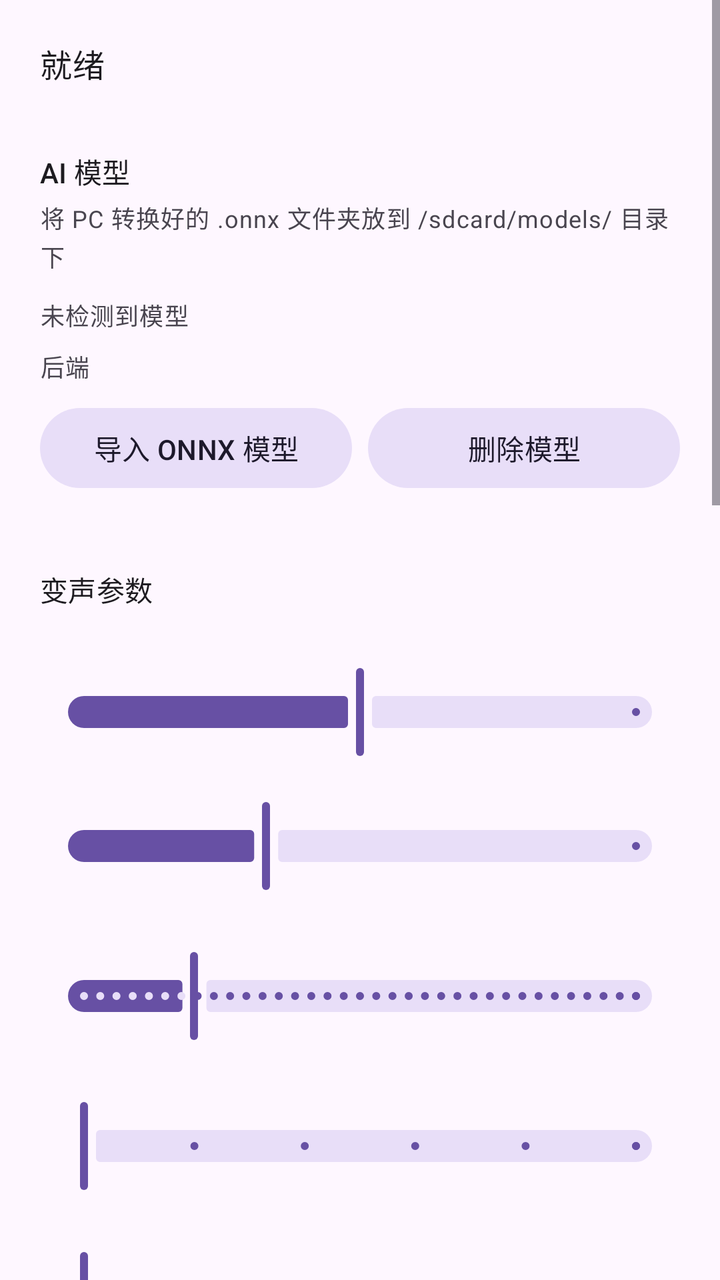
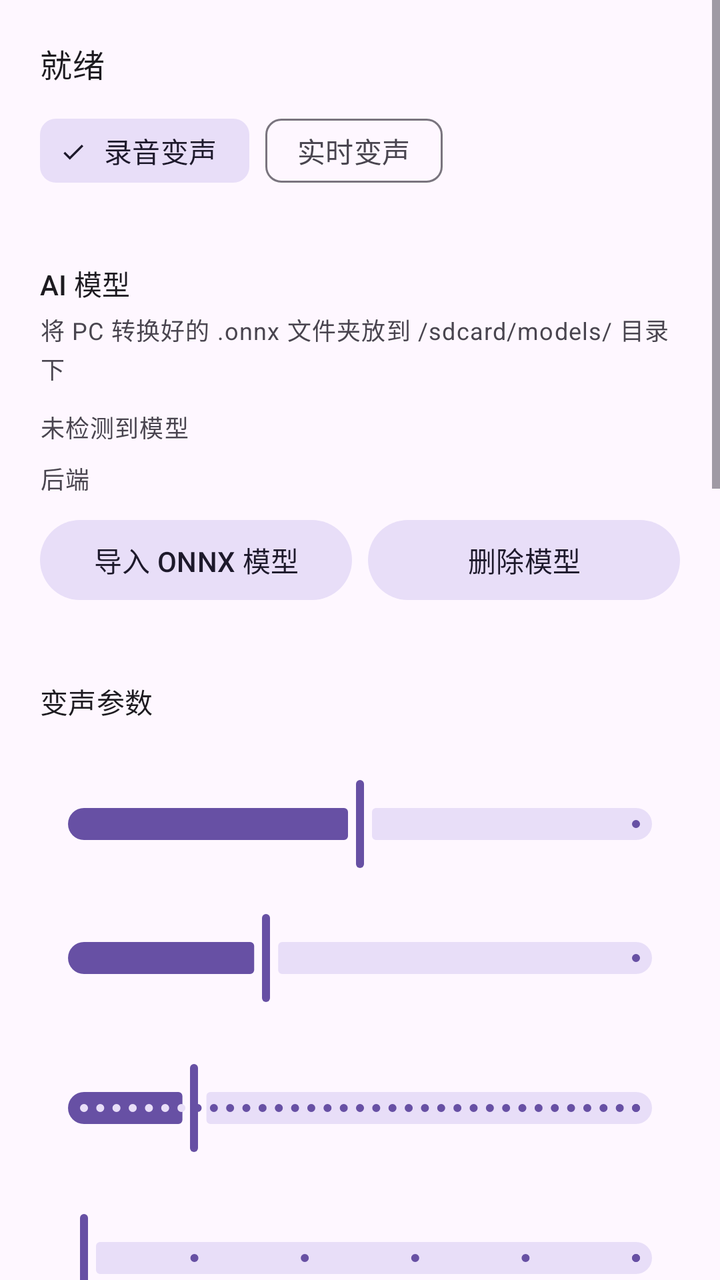

The first picture is an Android layout as it rendered before a commit; the second is the same layout after the commit. The layout source and the unified diff follow.
<!-- AndroidManifest.xml: application theme Theme.VoiceChanger -->
<!-- res/layout/activity_main.xml -->
<?xml version="1.0" encoding="utf-8"?>
<ScrollView xmlns:android="http://schemas.android.com/apk/res/android"
    xmlns:app="http://schemas.android.com/apk/res-auto"
    android:layout_width="match_parent"
    android:layout_height="match_parent"
    android:fillViewport="true">

    <LinearLayout
        android:layout_width="match_parent"
        android:layout_height="wrap_content"
        android:orientation="vertical"
        android:padding="20dp">

        
        <TextView
            android:id="@+id/tvStatus"
            android:layout_width="match_parent"
            android:layout_height="wrap_content"
            android:text="@string/status_idle"
            android:textAppearance="?attr/textAppearanceTitleMedium" />

        

        
        <LinearLayout
            android:id="@+id/aiPanel"
            android:layout_width="match_parent"
            android:layout_height="wrap_content"
            android:layout_marginTop="16dp"
            android:orientation="vertical">

            
            <TextView
                android:layout_width="match_parent"
                android:layout_height="wrap_content"
                android:layout_marginTop="16dp"
                android:text="@string/rvc_model_title"
                android:textAppearance="?attr/textAppearanceTitleSmall" />

            <TextView
                android:id="@+id/tvModelHelp"
                android:layout_width="match_parent"
                android:layout_height="wrap_content"
                android:layout_marginTop="4dp"
                android:text="@string/rvc_help"
                android:textAppearance="?attr/textAppearanceBodySmall"
                android:textColor="?attr/colorOnSurfaceVariant" />

            <com.google.android.material.chip.ChipGroup
                android:id="@+id/modelList"
                android:layout_width="match_parent"
                android:layout_height="wrap_content"
                android:layout_marginTop="8dp"
                app:selectionRequired="true"
                app:singleSelection="true" />

            
            <TextView
                android:id="@+id/tvModelStatus"
                android:layout_width="match_parent"
                android:layout_height="wrap_content"
                android:layout_marginTop="4dp"
                android:text="@string/rvc_no_model"
                android:textAppearance="?attr/textAppearanceBodySmall" />

            <LinearLayout
                android:layout_width="match_parent"
                android:layout_height="wrap_content"
                android:layout_marginTop="8dp"
                android:orientation="horizontal"
                android:gravity="center_vertical">

                <TextView
                    android:layout_width="wrap_content"
                    android:layout_height="wrap_content"
                    android:text="后端 "
                    android:textAppearance="?attr/textAppearanceBodySmall" />

                <com.google.android.material.chip.ChipGroup
                    android:id="@+id/backendSwitch"
                    android:layout_width="0dp"
                    android:layout_height="wrap_content"
                    android:layout_weight="1"
                    app:singleSelection="true" />
            </LinearLayout>

            <LinearLayout
                android:layout_width="match_parent"
                android:layout_height="wrap_content"
                android:layout_marginTop="8dp"
                android:orientation="horizontal">

                <com.google.android.material.button.MaterialButton
                    android:id="@+id/btnImportOnnx"
                    style="@style/Widget.Material3.Button.TonalButton"
                    android:layout_width="0dp"
                    android:layout_height="wrap_content"
                    android:layout_weight="1"
                    android:text="导入 ONNX 模型" />

                <com.google.android.material.button.MaterialButton
                    android:id="@+id/btnDeleteModel"
                    style="@style/Widget.Material3.Button.TonalButton"
                    android:layout_width="0dp"
                    android:layout_height="wrap_content"
                    android:layout_marginStart="8dp"
                    android:layout_weight="1"
                    android:text="@string/rvc_delete" />
            </LinearLayout>

            <TextView
                android:id="@+id/tvBackend"
                android:layout_width="match_parent"
                android:layout_height="wrap_content"
                android:layout_marginTop="4dp"
                android:textAppearance="?attr/textAppearanceBodySmall"
                android:textColor="?attr/colorOnSurfaceVariant" />

            
            <TextView
                android:layout_width="match_parent"
                android:layout_height="wrap_content"
                android:layout_marginTop="16dp"
                android:text="@string/rvc_params"
                android:textAppearance="?attr/textAppearanceTitleSmall" />

            <TextView
                android:id="@+id/tvF0Key"
                android:layout_width="match_parent"
                android:layout_height="wrap_content"
                android:layout_marginTop="8dp" />

            <com.google.android.material.slider.Slider
                android:id="@+id/sliderF0Key"
                android:layout_width="match_parent"
                android:layout_height="wrap_content"
                android:value="0"
                android:valueFrom="-15"
                android:valueTo="15" />

            <TextView
                android:id="@+id/tvProtect"
                android:layout_width="match_parent"
                android:layout_height="wrap_content" />

            <com.google.android.material.slider.Slider
                android:id="@+id/sliderProtect"
                android:layout_width="match_parent"
                android:layout_height="wrap_content"
                android:value="0.33"
                android:valueFrom="0.0"
                android:valueTo="1.0" />

            <TextView
                android:id="@+id/tvLatency"
                android:layout_width="match_parent"
                android:layout_height="wrap_content"
                android:layout_marginTop="8dp" />

            <com.google.android.material.slider.Slider
                android:id="@+id/sliderLatency"
                android:layout_width="match_parent"
                android:layout_height="wrap_content"
                android:value="1"
                android:valueFrom="0"
                android:valueTo="5"
                android:stepSize="0.01" />

            <TextView
                android:id="@+id/tvNoise"
                android:layout_width="match_parent"
                android:layout_height="wrap_content"
                android:layout_marginTop="8dp" />

            <com.google.android.material.slider.Slider
                android:id="@+id/sliderNoise"
                android:layout_width="match_parent"
                android:layout_height="wrap_content"
                android:value="0"
                android:valueFrom="0"
                android:valueTo="5"
                android:stepSize="1" />

            <TextView
                android:id="@+id/tvEq"
                android:layout_width="match_parent"
                android:layout_height="wrap_content"
                android:layout_marginTop="8dp" />

            <com.google.android.material.slider.Slider
                android:id="@+id/sliderEq"
                android:layout_width="match_parent"
                android:layout_height="wrap_content"
                android:value="0"
                android:valueFrom="0"
                android:valueTo="5"
                android:stepSize="1" />

            <TextView
                android:id="@+id/tvNoiseGate"
                android:layout_width="match_parent"
                android:layout_height="wrap_content"
                android:layout_marginTop="8dp" />

            <com.google.android.material.slider.Slider
                android:id="@+id/sliderNoiseGate"
                android:layout_width="match_parent"
                android:layout_height="wrap_content"
                android:value="0"
                android:valueFrom="0"
                android:valueTo="150"
                android:stepSize="1" />

            <LinearLayout
                android:layout_width="match_parent"
                android:layout_height="wrap_content"
                android:layout_marginTop="8dp"
                android:orientation="horizontal">

                <TextView
                    android:layout_width="0dp"
                    android:layout_height="wrap_content"
                    android:layout_weight="1"
                    android:text="输出降噪" />

                <androidx.appcompat.widget.SwitchCompat
                    android:id="@+id/switchDenoise"
                    android:layout_width="wrap_content"
                    android:layout_height="wrap_content" />
            </LinearLayout>

            <LinearLayout
                android:layout_width="match_parent"
                android:layout_height="wrap_content"
                android:orientation="horizontal">

                <TextView
                    android:layout_width="0dp"
                    android:layout_height="wrap_content"
                    android:layout_weight="1"
                    android:text="音域滤波" />

                <androidx.appcompat.widget.SwitchCompat
                    android:id="@+id/switchVocalRange"
                    android:layout_width="wrap_content"
                    android:layout_height="wrap_content" />
            </LinearLayout>

            <LinearLayout
                android:layout_width="match_parent"
                android:layout_height="wrap_content"
                android:orientation="horizontal">
                <TextView
                    android:layout_width="0dp"
                    android:layout_height="wrap_content"
                    android:layout_weight="1"
                    android:text="RMVPE 音高提取" />
                <androidx.appcompat.widget.SwitchCompat
                    android:id="@+id/switchRmvpe"
                    android:layout_width="wrap_content"
                    android:layout_height="wrap_content"
                    android:checked="true" />
            </LinearLayout>

            <TextView
                android:layout_width="match_parent"
                android:layout_height="wrap_content"
                android:layout_marginTop="12dp"
                android:text="高级"
                android:textAppearance="?attr/textAppearanceTitleSmall" />

            <TextView
                android:id="@+id/tvCrossfade"
                android:layout_width="match_parent"
                android:layout_height="wrap_content" />

            <com.google.android.material.slider.Slider
                android:id="@+id/sliderCrossfade"
                android:layout_width="match_parent"
                android:layout_height="wrap_content"
                android:value="2048"
                android:valueFrom="256"
                android:valueTo="4096"
                android:stepSize="256" />

            <TextView
                android:id="@+id/tvVadEnergy"
                android:layout_width="match_parent"
                android:layout_height="wrap_content" />

            <com.google.android.material.slider.Slider
                android:id="@+id/sliderVadEnergy"
                android:layout_width="match_parent"
                android:layout_height="wrap_content"
                android:value="500"
                android:valueFrom="100"
                android:valueTo="2000"
                android:stepSize="100" />

            <TextView
                android:id="@+id/tvVadFrames"
                android:layout_width="match_parent"
                android:layout_height="wrap_content" />

            <com.google.android.material.slider.Slider
                android:id="@+id/sliderVadFrames"
                android:layout_width="match_parent"
                android:layout_height="wrap_content"
                android:value="300"
                android:valueFrom="50"
                android:valueTo="600"
                android:stepSize="50" />

            <TextView
                android:id="@+id/tvOverlap"
                android:layout_width="match_parent"
                android:layout_height="wrap_content" />

            <com.google.android.material.slider.Slider
                android:id="@+id/sliderOverlap"
                android:layout_width="match_parent"
                android:layout_height="wrap_content"
                android:value="4"
                android:valueFrom="2"
                android:valueTo="8"
                android:stepSize="1" />

            <TextView
                android:id="@+id/tvIndexPath"
                android:layout_width="match_parent"
                android:layout_height="wrap_content"
                android:layout_marginTop="8dp"
                android:text="索引: 未选择"
                android:textAppearance="?attr/textAppearanceBodySmall" />

            <com.google.android.material.button.MaterialButton
                android:id="@+id/btnSelectIndex"
                style="@style/Widget.Material3.Button.TonalButton"
                android:layout_width="match_parent"
                android:layout_height="wrap_content"
                android:text="选择索引文件" />

            <TextView
                android:id="@+id/tvIndexRate"
                android:layout_width="match_parent"
                android:layout_height="wrap_content"
                android:layout_marginTop="8dp" />

            <com.google.android.material.slider.Slider
                android:id="@+id/sliderIndexRate"
                android:layout_width="match_parent"
                android:layout_height="wrap_content"
                android:value="0"
                android:valueFrom="0"
                android:valueTo="1"
                android:stepSize="0.01" />

            <com.google.android.material.button.MaterialButton
                android:id="@+id/btnFloat"
                style="@style/Widget.Material3.Button.TonalButton"
                android:layout_width="match_parent"
                android:layout_height="wrap_content"
                android:layout_marginTop="12dp"
                android:text="启动悬浮麦克风" />

            <com.google.android.material.button.MaterialButton
                android:id="@+id/btnCloud"
                style="@style/Widget.Material3.Button.TonalButton"
                android:layout_width="match_parent"
                android:layout_height="wrap_content"
                android:layout_marginTop="8dp"
                android:text="在线变声 (云端API)" />

            <com.google.android.material.button.MaterialButton
                android:id="@+id/btnLocalConvert"
                style="@style/Widget.Material3.Button.TonalButton"
                android:layout_width="match_parent"
                android:layout_height="wrap_content"
                android:enabled="false"
                android:text="转换本地音频" />

            <com.google.android.material.button.MaterialButton
                android:id="@+id/btnRvcRealtime"
                android:layout_width="match_parent"
                android:layout_height="wrap_content"
                android:layout_marginTop="16dp"
                android:enabled="false"
                android:text="快速变声（录音→自动→外放）" />

            <TextView
                android:id="@+id/tvRvcResult"
                android:layout_width="match_parent"
                android:layout_height="wrap_content"
                android:layout_marginTop="8dp"
                android:textAppearance="?attr/textAppearanceBodySmall"
                android:textIsSelectable="true" />
        </LinearLayout>

    </LinearLayout>
</ScrollView>
<!-- resources referenced by this layout -->
<resources>
  <string name="rvc_delete">删除模型</string>
  <string name="rvc_help">将 PC 转换好的 .onnx 文件夹放到 /sdcard/models/ 目录下</string>
  <string name="rvc_model_title">AI 模型</string>
  <string name="rvc_no_model">未检测到模型</string>
  <string name="rvc_params">变声参数</string>
  <string name="status_idle">就绪</string>
  <style name="Theme.VoiceChanger" parent="Theme.Material3.DayNight.NoActionBar" />
</resources>

<!-- the commit's change to res/layout/activity_main.xml (unified diff, before → after) -->
@@ -22,6 +22,29 @@
         
 
         
+        <com.google.android.material.chip.ChipGroup
+            android:id="@+id/modeSwitch"
+            android:layout_width="match_parent"
+            android:layout_height="wrap_content"
+            android:layout_marginTop="8dp"
+            app:selectionRequired="true"
+            app:singleSelection="true">
+
+            <com.google.android.material.chip.Chip
+                android:id="@+id/modeVad"
+                style="@style/Widget.Material3.Chip.Filter"
+                android:layout_width="wrap_content"
+                android:layout_height="wrap_content"
+                android:checked="true"
+                android:text="录音变声" />
+
+            <com.google.android.material.chip.Chip
+                android:id="@+id/modeRealtime"
+                style="@style/Widget.Material3.Chip.Filter"
+                android:layout_width="wrap_content"
+                android:layout_height="wrap_content"
+                android:text="实时变声" />
+        </com.google.android.material.chip.ChipGroup>
         <LinearLayout
             android:id="@+id/aiPanel"
             android:layout_width="match_parent"
